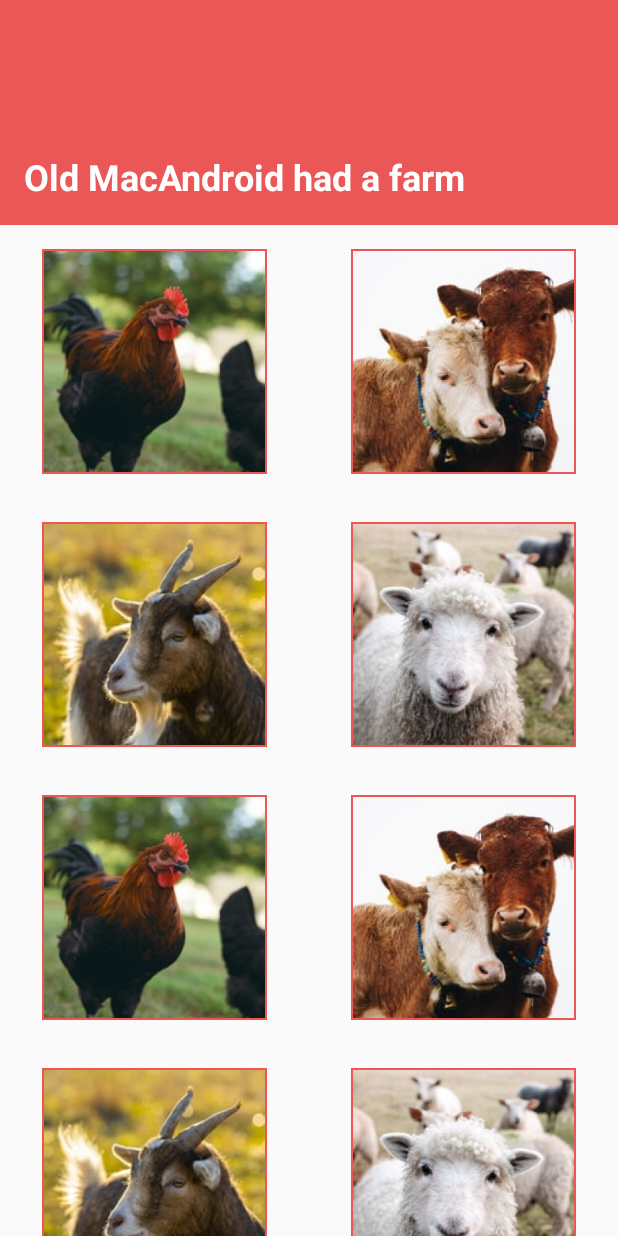
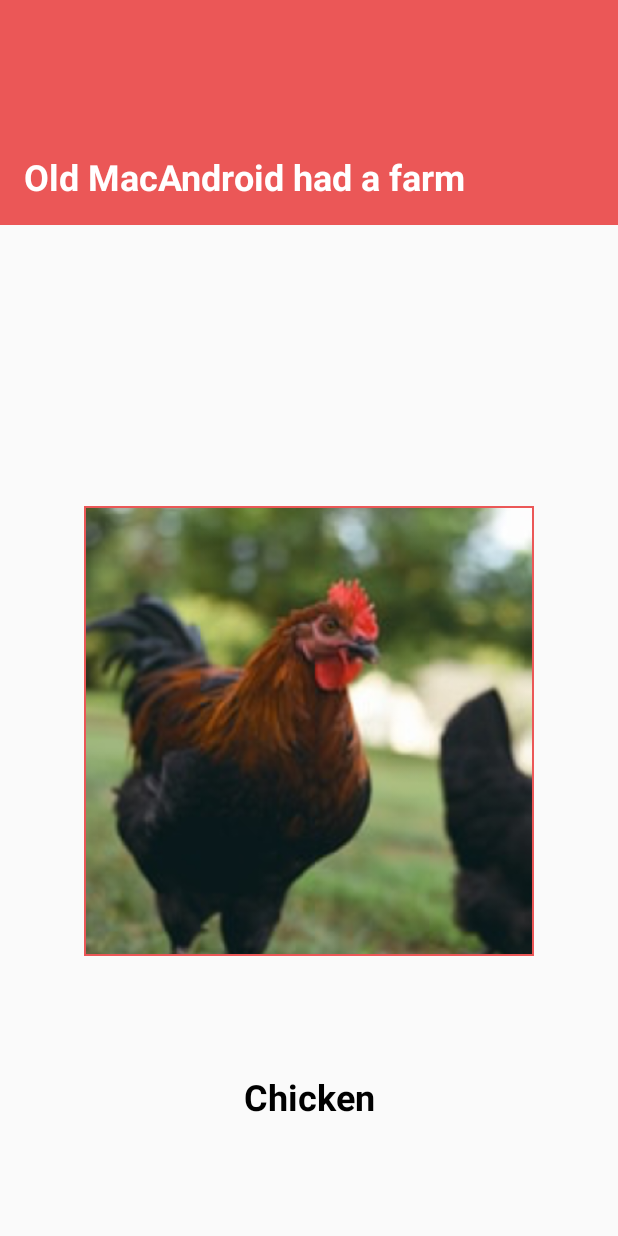
Before and after one commit to kristiania-android-course-2021/MacAndroidFarm, an Android app: the screen it shows after launch (MainActivity), on a phone screen of 412 x 824 dp. Run offline under Robolectric (Android 15) with nearby library versions, the phone set to English and light mode, and no system bars.

Commit message:
one fragment directly declared in the xml itself

```diff
--- a/app/src/main/java/no/kristiania/android/farm/MainActivity.kt
+++ b/app/src/main/java/no/kristiania/android/farm/MainActivity.kt
@@ -4,7 +4,6 @@ import android.os.Bundle
 import android.view.LayoutInflater
 import androidx.appcompat.app.AppCompatActivity
 import no.kristiania.android.farm.databinding.ActivityMainBinding
-import no.kristiania.android.farm.list.ListFragment
 
 class MainActivity : AppCompatActivity() {
     private lateinit var binding: ActivityMainBinding
@@ -13,10 +12,5 @@ class MainActivity : AppCompatActivity() {
         super.onCreate(savedInstanceState)
         binding = ActivityMainBinding.inflate(LayoutInflater.from(this))
         setContentView(binding.root)
-
-        if (savedInstanceState == null) {
-            supportFragmentManager.beginTransaction().add(R.id.fragment_container, ListFragment(), "animals_list")
-                .commit()
-        }
     }
 }
--- a/app/src/main/java/no/kristiania/android/farm/list/AnimalsListAdapter.kt
+++ /dev/null
@@ -1,25 +0,0 @@
-package no.kristiania.android.farm.list
-
-import android.view.LayoutInflater
-import android.view.ViewGroup
-import androidx.recyclerview.widget.RecyclerView
-import no.kristiania.android.farm.databinding.AnimalImageItemBinding
-
-class AnimalsListAdapter(private val list: List<Int>, val onClick: (Int) -> Unit) :
-    RecyclerView.Adapter<AnimalsListAdapter.AnimalViewHolder>() {
-    override fun onCreateViewHolder(parent: ViewGroup, viewType: Int): AnimalViewHolder {
-        val binding = AnimalImageItemBinding.inflate(LayoutInflater.from(parent.context))
-        return AnimalViewHolder(binding)
-    }
-
-    override fun onBindViewHolder(holder: AnimalViewHolder, position: Int) {
-        holder.binding.imgSmall.setImageResource(list[position])
-        holder.binding.root.setOnClickListener {
-            onClick(list[position])
-        }
-    }
-
-    override fun getItemCount(): Int = list.size
-
-    class AnimalViewHolder(val binding: AnimalImageItemBinding) : RecyclerView.ViewHolder(binding.root)
-}
--- a/app/src/main/java/no/kristiania/android/farm/list/ListFragment.kt
+++ /dev/null
@@ -1,58 +0,0 @@
-package no.kristiania.android.farm.list
-
-import android.os.Bundle
-import android.view.View
-import androidx.fragment.app.Fragment
-import androidx.recyclerview.widget.GridLayoutManager
-import no.kristiania.android.farm.R
-import no.kristiania.android.farm.databinding.FragmentListBinding
-import no.kristiania.android.farm.details.AnimalFragment
-
-class ListFragment : Fragment(R.layout.fragment_list) {
-
-    private val animals = mutableListOf(
-        R.drawable.chicken,
-        R.drawable.cow,
-        R.drawable.goat,
-        R.drawable.sheep,
-        R.drawable.chicken,
-        R.drawable.cow,
-        R.drawable.goat,
-        R.drawable.sheep,
-        R.drawable.chicken,
-        R.drawable.cow,
-        R.drawable.goat,
-        R.drawable.sheep,
-        R.drawable.chicken,
-        R.drawable.cow,
-        R.drawable.goat,
-        R.drawable.sheep,
-        R.drawable.chicken,
-        R.drawable.cow,
-        R.drawable.goat,
-        R.drawable.sheep
-    )
-
-    lateinit var binding: FragmentListBinding
-
-    override fun onViewCreated(view: View, savedInstanceState: Bundle?) {
-        super.onViewCreated(view, savedInstanceState)
-        binding = FragmentListBinding.bind(view)
-        with(binding) {
-            animalsList.layoutManager = GridLayoutManager(requireContext(), 2)
-            animalsList.adapter = AnimalsListAdapter(animals) { item ->
-                showDetails(item)
-            }
-        }
-    }
-
-    private fun showDetails(item: Int) {
-        fragmentManager?.apply {
-            beginTransaction().replace(R.id.fragment_container, AnimalFragment().apply {
-                arguments = Bundle().apply {
-                    putInt("item", item)
-                }
-            }).addToBackStack("animal_fragment").commit()
-        }
-    }
-}
--- a/app/src/main/res/layout/activity_main.xml
+++ b/app/src/main/res/layout/activity_main.xml
@@ -21,8 +21,9 @@
             tools:layout_editor_absoluteX="0dp"
             app:layout_constraintTop_toTopOf="parent"/>
 
-    <FrameLayout
+    <fragment
             android:id="@+id/fragment_container"
+            android:name="no.kristiania.android.farm.details.AnimalFragment"
             android:layout_width="match_parent"
             android:layout_height="0dp"
             app:layout_constraintTop_toBottomOf="@+id/farm_tittle_text"
--- a/app/src/main/res/layout/animal_image_item.xml
+++ /dev/null
@@ -1,18 +0,0 @@
-<?xml version="1.0" encoding="utf-8"?>
-<LinearLayout xmlns:android="http://schemas.android.com/apk/res/android"
-              android:orientation="vertical"
-              android:layout_width="match_parent"
-              android:layout_height="wrap_content">
-
-    <ImageView
-            android:background="@color/colorPrimary"
-            android:scaleType="fitXY"
-            android:layout_gravity="center"
-            android:layout_margin="16dp"
-            android:id="@+id/img_small"
-            android:src="@drawable/chicken"
-            android:padding="1dp"
-            android:layout_width="150dp"
-            android:layout_height="150dp"/>
-
-</LinearLayout>
--- a/app/src/main/res/layout/fragment_animal.xml
+++ b/app/src/main/res/layout/fragment_animal.xml
@@ -2,7 +2,6 @@
 <androidx.constraintlayout.widget.ConstraintLayout
         xmlns:android="http://schemas.android.com/apk/res/android"
         xmlns:app="http://schemas.android.com/apk/res-auto"
-        xmlns:tools="http://schemas.android.com/tools"
         android:layout_width="match_parent"
         android:layout_height="match_parent">
 
@@ -22,7 +21,7 @@
 
     <TextView
             android:id="@+id/text_name_animal"
-            tools:text="Chicken"
+            android:text="@string/chicken"
             android:textSize="24sp"
             android:textStyle="bold"
             android:textColor="@color/black"
--- a/app/src/main/res/layout/fragment_list.xml
+++ /dev/null
@@ -1,16 +0,0 @@
-<?xml version="1.0" encoding="utf-8"?>
-<FrameLayout
-        xmlns:android="http://schemas.android.com/apk/res/android"
-        xmlns:tools="http://schemas.android.com/tools"
-        android:layout_width="match_parent"
-        android:layout_height="match_parent"
-        tools:context=".list.ListFragment">
-
-
-    <androidx.recyclerview.widget.RecyclerView
-            android:id="@+id/animals_list"
-            tools:listitem="@layout/animal_image_item"
-            android:layout_width="match_parent"
-            android:layout_height="match_parent"/>
-
-</FrameLayout>
```
Also changed, not shown: app/src/main/java/no/kristiania/android/farm/details/AnimalFragment.kt (+2 -31 lines).
